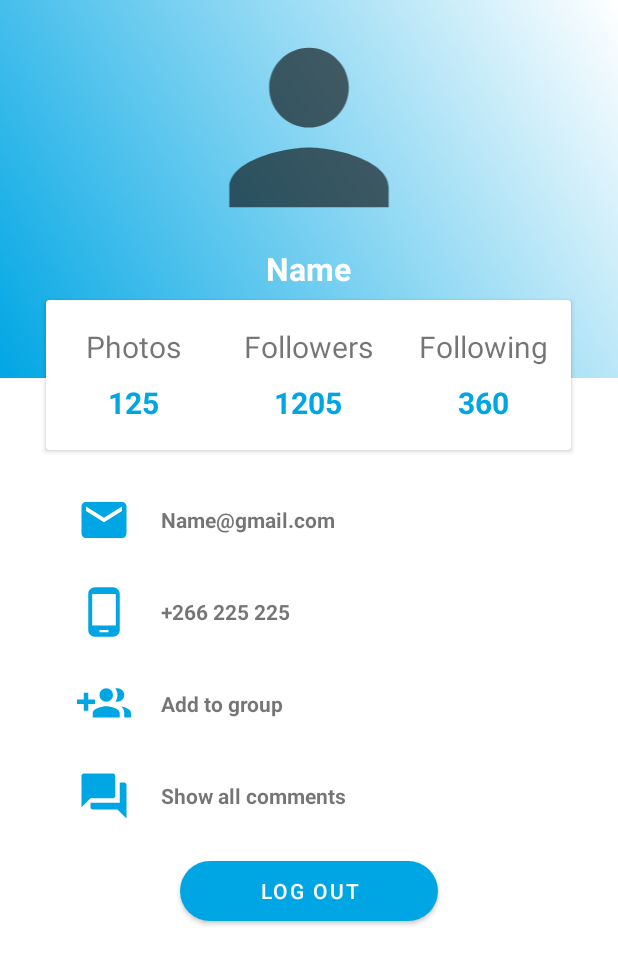
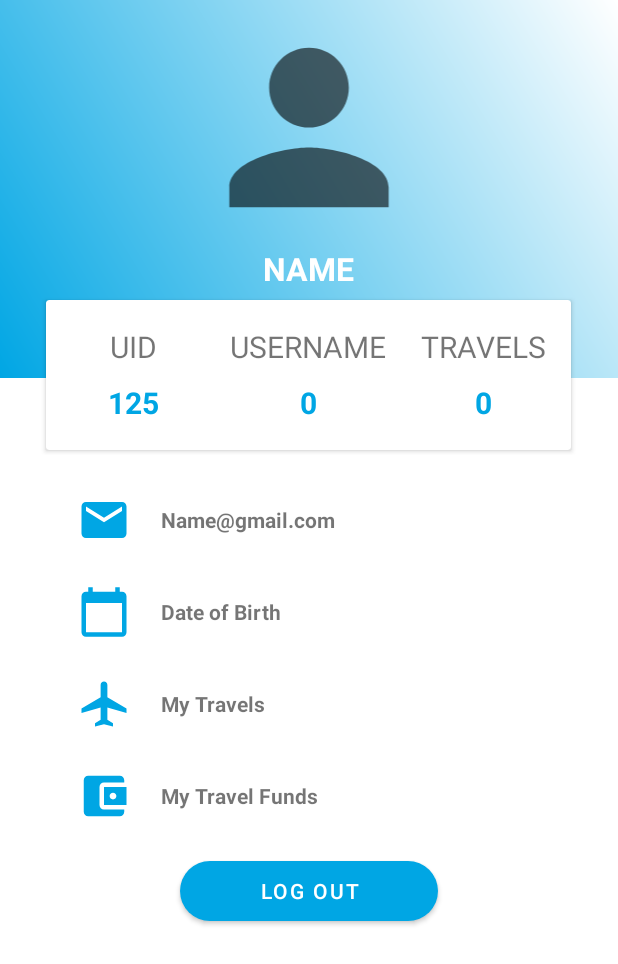
Before and after one commit to hrldbni/CC107_Sat7301230Group6, an Android app: the layout activity_profile.xml on its own in the app's theme, with its tools: preview values and no code run, on a phone screen of 412 x 824 dp. Shown: the top 964 px of the screen. Run offline under Robolectric (Android 15) with nearby library versions, the phone set to English and light mode, and no system bars.

Commit message:
Profile
Profile

```diff
--- a/Drawing_No_More/app/src/main/AndroidManifest.xml
+++ b/Drawing_No_More/app/src/main/AndroidManifest.xml
@@ -12,10 +12,9 @@
         android:supportsRtl="true"
         android:theme="@style/Theme.MyApplication"
         android:usesCleartextTraffic="true">
-        <activity android:name=".profile"></activity>
+        <activity android:name=".ProfileActivity" />
         <activity android:name=".travel" />
-        <activity android:name=".MainActivity2">
-        </activity>
+        <activity android:name=".MainActivity2"></activity>
         <activity android:name=".SignUpPanel" />
         <activity android:name=".LoginPanel" />
         <activity android:name=".MainActivity">
--- a/Drawing_No_More/app/src/main/java/com/example/myapplication/MainActivity.java
+++ b/Drawing_No_More/app/src/main/java/com/example/myapplication/MainActivity.java
@@ -16,6 +16,7 @@ public class MainActivity extends AppCompatActivity {
         super.onCreate(savedInstanceState);
         getWindow().setFlags(WindowManager.LayoutParams.FLAG_FULLSCREEN, WindowManager.LayoutParams.FLAG_FULLSCREEN );
         setContentView(R.layout.activity_main);
+        getSupportActionBar().hide();
 
         new Handler().postDelayed(new Runnable() {
             @Override
@@ -26,5 +27,7 @@ public class MainActivity extends AppCompatActivity {
                 finish();
             }
         }, SPLASH_TIME_OUT);
+
+
     }
 }
--- a/Drawing_No_More/app/src/main/java/com/example/myapplication/MainActivity2.java
+++ b/Drawing_No_More/app/src/main/java/com/example/myapplication/MainActivity2.java
@@ -35,7 +35,7 @@ public class MainActivity2 extends AppCompatActivity {
         imgprofile.setOnClickListener(new View.OnClickListener() {
             @Override
             public void onClick(View view) {
-                Intent actnew = new Intent(MainActivity2.this, profile.class);
+                Intent actnew = new Intent(MainActivity2.this, ProfileActivity.class);
                 startActivity(actnew);
             }
         });
--- /dev/null
+++ b/Drawing_No_More/app/src/main/res/drawable/ic_airplane.xml
@@ -0,0 +1,9 @@
+<vector xmlns:android="http://schemas.android.com/apk/res/android"
+        android:width="24dp"
+        android:height="24dp"
+        android:viewportWidth="24.0"
+        android:viewportHeight="24.0">
+    <path
+        android:fillColor="@color/teal_200"
+        android:pathData="M22,16v-2l-8.5,-5V3.5C13.5,2.67 12.83,2 12,2s-1.5,0.67 -1.5,1.5V9L2,14v2l8.5,-2.5V19L8,20.5L8,22l4,-1l4,1l0,-1.5L13.5,19v-5.5L22,16z"/>
+</vector>
--- a/Drawing_No_More/app/src/main/res/drawable/ic_baseline_calendar_today_24.xml
+++ b/Drawing_No_More/app/src/main/res/drawable/ic_baseline_calendar_today_24.xml
@@ -5,6 +5,6 @@
     android:viewportHeight="24"
     android:tint="?attr/colorControlNormal">
   <path
-      android:fillColor="@android:color/white"
+      android:fillColor="@color/teal_200"
       android:pathData="M20,3h-1L19,1h-2v2L7,3L7,1L5,1v2L4,3c-1.1,0 -2,0.9 -2,2v16c0,1.1 0.9,2 2,2h16c1.1,0 2,-0.9 2,-2L22,5c0,-1.1 -0.9,-2 -2,-2zM20,21L4,21L4,8h16v13z"/>
 </vector>
--- /dev/null
+++ b/Drawing_No_More/app/src/main/res/drawable/ic_calendar.xml
@@ -0,0 +1,9 @@
+<vector xmlns:android="http://schemas.android.com/apk/res/android"
+        android:width="24dp"
+        android:height="24dp"
+        android:viewportWidth="24.0"
+        android:viewportHeight="24.0">
+    <path
+        android:fillColor="@color/teal_200"
+        android:pathData="M20,3h-1L19,1h-2v2L7,3L7,1L5,1v2L4,3c-1.1,0 -2,0.9 -2,2v16c0,1.1 0.9,2 2,2h16c1.1,0 2,-0.9 2,-2L22,5c0,-1.1 -0.9,-2 -2,-2zM20,21L4,21L4,8h16v13z"/>
+</vector>
--- /dev/null
+++ b/Drawing_No_More/app/src/main/res/drawable/ic_wallet.xml
@@ -0,0 +1,9 @@
+<vector xmlns:android="http://schemas.android.com/apk/res/android"
+        android:width="24dp"
+        android:height="24dp"
+        android:viewportWidth="24.0"
+        android:viewportHeight="24.0">
+    <path
+        android:fillColor="@color/teal_200"
+        android:pathData="M21,18v1c0,1.1 -0.9,2 -2,2L5,21c-1.11,0 -2,-0.9 -2,-2L3,5c0,-1.1 0.89,-2 2,-2h14c1.1,0 2,0.9 2,2v1h-9c-1.11,0 -2,0.9 -2,2v8c0,1.1 0.89,2 2,2h9zM12,16h10L22,8L12,8v8zM16,13.5c-0.83,0 -1.5,-0.67 -1.5,-1.5s0.67,-1.5 1.5,-1.5 1.5,0.67 1.5,1.5 -0.67,1.5 -1.5,1.5z"/>
+</vector>
--- a/Drawing_No_More/app/src/main/res/layout/activity_profile.xml
+++ b/Drawing_No_More/app/src/main/res/layout/activity_profile.xml
@@ -6,6 +6,7 @@
     android:layout_height="match_parent"
     android:background="@color/white"
     android:orientation="vertical">
+
     <RelativeLayout
         android:layout_width="match_parent"
         android:layout_height="303dp">
@@ -23,11 +24,13 @@
                 android:src="@drawable/ic_baseline_person_24" />
 
             <TextView
+                android:id="@+id/fullnameText"
                 android:layout_marginTop="0dp"
                 android:layout_gravity="center_horizontal"
                 android:layout_width="wrap_content"
                 android:layout_height="wrap_content"
                 android:text="Name"
+                android:textAllCaps="true"
                 android:textColor="#fff"
                 android:textStyle="bold"
                 android:textSize="21sp"/>
@@ -52,10 +55,11 @@
                     <TextView
                         android:layout_width="wrap_content"
                         android:layout_height="wrap_content"
-                        android:text="Photos"
+                        android:text="UID"
                         android:textSize="20sp"
                         />
                     <TextView
+                        android:id="@+id/uidText"
                         android:layout_width="wrap_content"
                         android:layout_height="wrap_content"
                         android:text="125"
@@ -74,13 +78,14 @@
                     <TextView
                         android:layout_width="wrap_content"
                         android:layout_height="wrap_content"
-                        android:text="Followers"
+                        android:text="USERNAME"
                         android:textSize="20sp"
                         />
                     <TextView
+                        android:id="@+id/userText"
                         android:layout_width="wrap_content"
                         android:layout_height="wrap_content"
-                        android:text="1205"
+                        android:text="0"
                         android:textStyle="bold"
                         android:textSize="20sp"
                         android:paddingTop="10dp"
@@ -96,13 +101,13 @@
                     <TextView
                         android:layout_width="wrap_content"
                         android:layout_height="wrap_content"
-                        android:text="Following"
+                        android:text="TRAVELS"
                         android:textSize="20sp"
                         />
                     <TextView
                         android:layout_width="wrap_content"
                         android:layout_height="wrap_content"
-                        android:text="360"
+                        android:text="0"
                         android:textStyle="bold"
                         android:textSize="20sp"
                         android:paddingTop="10dp"
@@ -130,6 +135,7 @@
                 android:layout_height="36dp"
                 android:src="@drawable/ic_email_black_24dp"/>
             <TextView
+                android:id="@+id/userEmailText"
                 android:textStyle="bold"
                 android:layout_gravity="center_vertical"
                 android:layout_width="wrap_content"
@@ -146,7 +152,7 @@
             <ImageView
                 android:layout_width="36dp"
                 android:layout_height="36dp"
-                android:src="@drawable/ic_phone_android_black_24dp"/>
+                android:src="@drawable/ic_calendar"/>
             <TextView
                 android:textStyle="bold"
 
@@ -154,7 +160,7 @@
                 android:layout_width="wrap_content"
                 android:layout_height="wrap_content"
                 android:paddingLeft="20dp"
-                android:text="+266 225 225"/>
+                android:text="Date of Birth"/>
         </LinearLayout>
         <LinearLayout
             android:layout_marginTop="25dp"
@@ -165,15 +171,15 @@
             <ImageView
                 android:layout_width="36dp"
                 android:layout_height="36dp"
-                android:src="@drawable/ic_group_add_black_24dp"/>
+                android:src="@drawable/ic_airplane"/>
+
             <TextView
-                android:textStyle="bold"
-
-                android:layout_gravity="center_vertical"
                 android:layout_width="wrap_content"
                 android:layout_height="wrap_content"
+                android:layout_gravity="center_vertical"
                 android:paddingLeft="20dp"
-                android:text="Add to group"/>
+                android:text="My Travels"
+                android:textStyle="bold" />
         </LinearLayout>
         <LinearLayout
             android:layout_marginTop="25dp"
@@ -184,7 +190,7 @@
             <ImageView
                 android:layout_width="36dp"
                 android:layout_height="36dp"
-                android:src="@drawable/ic_forum_black_24dp"/>
+                android:src="@drawable/ic_wallet"/>
             <TextView
                 android:textStyle="bold"
 
@@ -192,12 +198,14 @@
                 android:layout_width="wrap_content"
                 android:layout_height="wrap_content"
                 android:paddingLeft="20dp"
-                android:text="Show all comments"/>
+                android:text="My Travel Funds"/>
         </LinearLayout>
     </LinearLayout>
 
     <Button
+        android:id="@+id/logoutBtn"
         android:layout_width="172dp"
+        android:onClick="logout"
         android:layout_height="40dp"
         android:layout_gravity="center_horizontal"
         android:layout_marginTop="25dp"
--- a/Drawing_No_More/app/src/main/res/values/colors.xml
+++ b/Drawing_No_More/app/src/main/res/values/colors.xml
@@ -8,5 +8,4 @@
     <color name="black">#FF000000</color>
     <color name="white">#FFFFFFFF</color>
 
-
 </resources>
--- a/Drawing_No_More/app/src/main/res/values/themes.xml
+++ b/Drawing_No_More/app/src/main/res/values/themes.xml
@@ -6,7 +6,7 @@
         <item name="colorPrimaryVariant">@color/purple_700</item>
         <item name="colorOnPrimary">@color/white</item>
         <!-- Secondary brand color. -->
-        <item name="colorSecondary">@color/teal_200</item>
+        <item name="colorSecondary">@color/purple_200</item>
         <item name="colorSecondaryVariant">@color/teal_700</item>
         <item name="colorOnSecondary">@color/black</item>
         <!-- Status bar color. -->
```
Also changed, not shown: Drawing_No_More/app/src/main/java/com/example/myapplication/LoginPanel.java (+13 -4 lines), Drawing_No_More/app/src/main/java/com/example/myapplication/ProfileActivity.java (added, +60 -0 lines), Drawing_No_More/app/src/main/java/com/example/myapplication/SharedPrefManager.java (+31 -7 lines), Drawing_No_More/app/src/main/java/com/example/myapplication/SignUpPanel.java (+8 -0 lines), Drawing_No_More/app/src/main/java/com/example/myapplication/profile.java (deleted, +0 -20 lines), Drawing_No_More/app/src/main/res/drawable/ic_baseline_account_balance_wallet_24.xml (added, +10 -0 lines), 1 other file.
